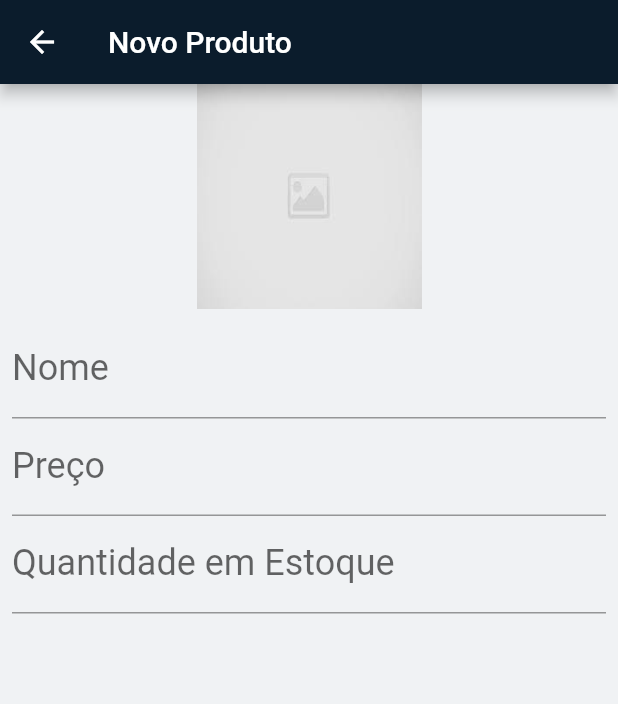
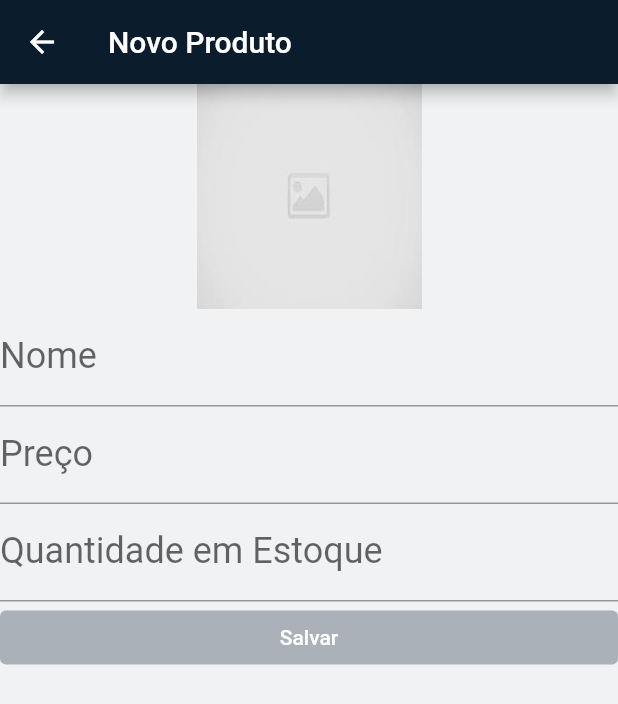
Before and after one commit to brunoFpassaglia/crudnex, a Flutter app: the ProductPage screen opened by its route, on a phone screen of 412 x 824 dp. Shown: the top 704 px of the screen. Run offline on Flutter 3.47's test engine with Material 2 defaults, Android fonts, the phone set to English and light mode, and no system bars; our stand-ins replace bloc, equatable, flutter_bloc, flutter_modular, hive; accounts and stored records are empty.

Commit message:
Subject: Changed product page to validate form fields, add sort icons to home page Problem: Solution: Note:

```diff
--- a/lib/ui/pages/product_page.dart
+++ b/lib/ui/pages/product_page.dart
@@ -13,6 +13,8 @@ class _ProductPageState extends State<ProductPage> {
   late TextEditingController priceController;
   late TextEditingController nameController;
   late TextEditingController quantityController;
+  final _formKey = GlobalKey<FormState>();
+  bool _btnEnabled = false;
   @override
   void initState() {
     super.initState();
@@ -49,19 +51,14 @@ class _ProductPageState extends State<ProductPage> {
               ),
             ),
             Form(
-                child: Padding(
-              padding: const EdgeInsets.all(8.0),
+              key: _formKey,
+              onChanged: () => setState(
+                  () => _btnEnabled = _formKey.currentState!.validate()),
               child: Column(
                 children: [
                   TextFormField(
                     initialValue: widget.productModel?.name,
-                    validator: (value) {
-                      if (value == null ||
-                          value.trim() == '' ||
-                          value.length < 3) {
-                        return "Nome invalido";
-                      }
-                    },
+                    validator: _nameValidator,
                     decoration: InputDecoration(
                       labelText: "Nome",
                       labelStyle: TextStyle(fontSize: 24),
@@ -70,28 +67,65 @@ class _ProductPageState extends State<ProductPage> {
                   TextFormField(
                     initialValue: widget.productModel?.price.toString(),
                     keyboardType: TextInputType.number,
-                      validator: (value) {
-                        if ((value as int) < 0) {
-                          return "Preço inválido";
-                        }
-                      },
+                    validator: _priceValidator,
                     decoration: InputDecoration(
                       labelText: "Preço",
                       labelStyle: TextStyle(fontSize: 24),
-                      )),
+                    ),
+                  ),
                   TextFormField(
                     initialValue: widget.productModel?.quantity.toString(),
                     keyboardType: TextInputType.number,
                     decoration: InputDecoration(
                       labelText: "Quantidade em Estoque",
                       labelStyle: TextStyle(fontSize: 24),
+                    ),
+                  ),
+                  Row(
+                    children: [
+                      Expanded(
+                        child: ElevatedButton(
+                          onPressed: _btnEnabled
+                              ? () {
+                                  print("validour");
+                                }
+                              : null,
+                          child: Text(
+                            "Salvar",
+                            style: TextStyle(color: Colors.white),
+                          ),
+                          style: ButtonStyle(backgroundColor:
+                              MaterialStateProperty.resolveWith<Color>(
+                            (Set<MaterialState> states) {
+                              if (states.contains(MaterialState.disabled))
+                                return Theme.of(context)
+                                    .colorScheme
+                                    .primary
+                                    .withOpacity(0.3);
+                              return Theme.of(context).colorScheme.primary;
+                            },
                           )),
+                        ),
+                      ),
                     ],
                   ),
-            ))
+                ],
+              ),
+            ),
           ],
         ),
       ),
     );
   }
+
+  String? _priceValidator(value) {
+    final isDigitsOnly = double.tryParse(value!);
+    return isDigitsOnly == null ? "Preço inválido" : null;
   }
+
+  String? _nameValidator(value) {
+    if (value == null || value.trim() == '' || value.length < 3) {
+      return "Nome invalido";
+    }
+  }
+}
```
Also changed, not shown: lib/blocs/login/login_bloc.dart (added, +32 -0 lines), lib/blocs/login/login_events.dart (added, +16 -0 lines), lib/blocs/login/login_states.dart (added, +24 -0 lines), lib/services/login_service.dart (+3 -26 lines), lib/ui/pages/home_page.dart (+9 -1 lines). Lines whose indentation alone changed are shown as unchanged.
